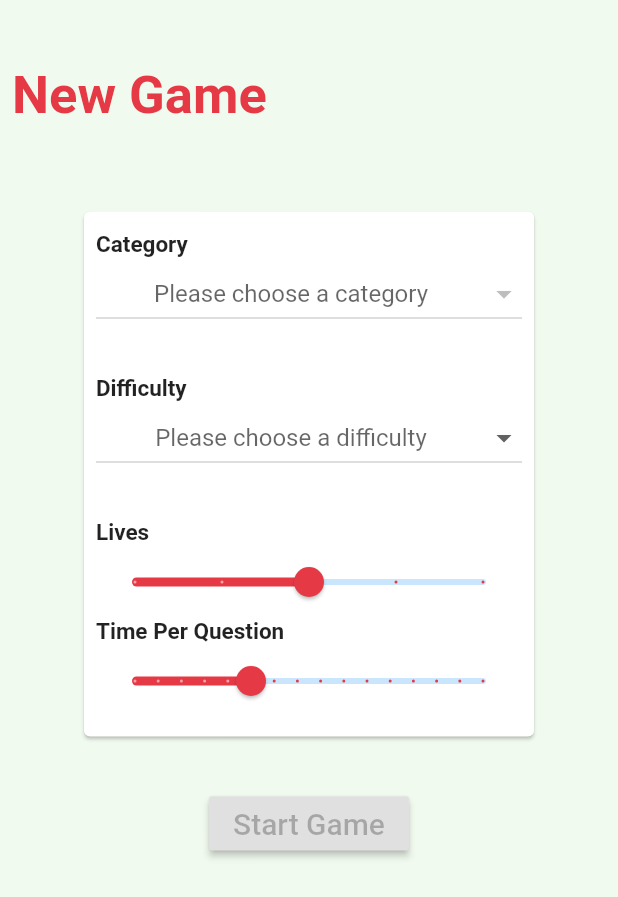
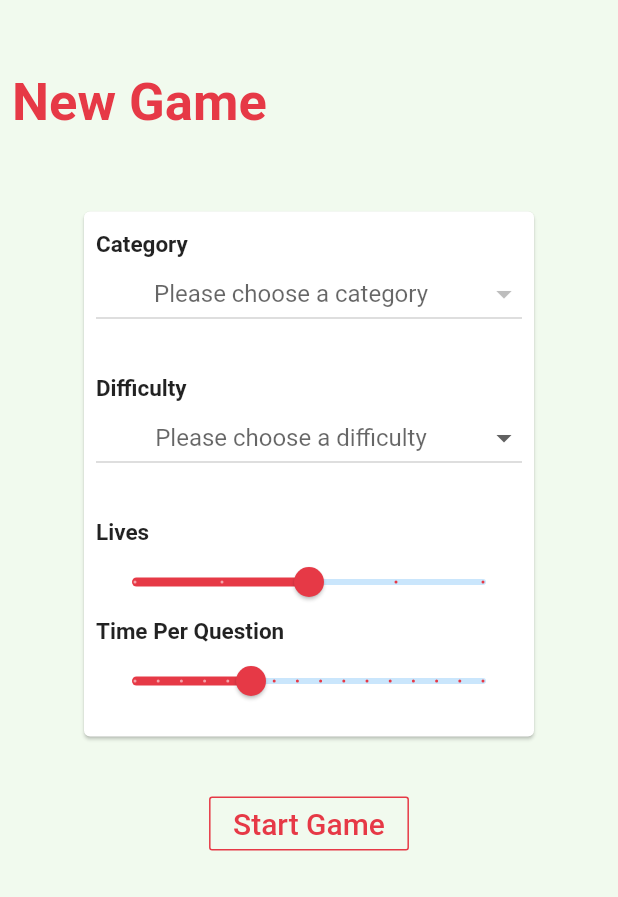
Before and after one commit to Gostis/Flutter_Trivia_App, a Flutter app: the screen it shows after launch, on a phone screen of 412 x 824 dp. Shown: the top 897 px of the screen. Run offline on Flutter 3.47's test engine with Material 2 defaults, Android fonts, the phone set to English and light mode, and no system bars; network calls fail.

Commit message:
small color fixes

```diff
--- a/lib/screens/new_game.dart
+++ b/lib/screens/new_game.dart
@@ -25,6 +25,8 @@ class Genre {
 }
 
 class _NewGameMenu extends State<NewGame> {
+  bool pressed = true;
+
   List _locations;
   List difficulty = ["Easy", "Intermediate", "Difficult"];
   double lives = 3.0;
@@ -59,7 +61,7 @@ class _NewGameMenu extends State<NewGame> {
           child: Column(
             crossAxisAlignment: CrossAxisAlignment.start,
             children: <Widget>[
-              SizedBox(height: 35),
+              SizedBox(height: 40),
               Text(
                 "New Game",
                 textAlign: TextAlign.center,
@@ -68,7 +70,7 @@ class _NewGameMenu extends State<NewGame> {
                     fontSize: 35,
                     fontWeight: FontWeight.w600),
               ),
-              SizedBox(height: (MediaQuery.of(context).size.width / 4) - 50),
+              SizedBox(height: (MediaQuery.of(context).size.width / 4) - 55),
               Column(
                 mainAxisAlignment: MainAxisAlignment.center,
                 children: <Widget>[
@@ -185,14 +187,19 @@ class _NewGameMenu extends State<NewGame> {
                     SizedBox(
                       height: 30,
                     ),
-                    RaisedButton(
+                    OutlineButton(
+                      textColor: Color(0xffeb606a),
                       onPressed: () {
                         Navigator.push(context,
                             MaterialPageRoute(builder: (context) => Game()));
                       },
+                      highlightedBorderColor: Color(0xffeb606a),
+                      borderSide:
+                          BorderSide(color: Theme.of(context).primaryColor),
                       child: Text('Start Game',
-                          style:
-                              TextStyle(fontSize: 20, color: Colors.black26)),
+                          style: TextStyle(
+                              fontSize: 20,
+                              color: Theme.of(context).primaryColor)),
                     ),
                   ]),
                 ],
```
